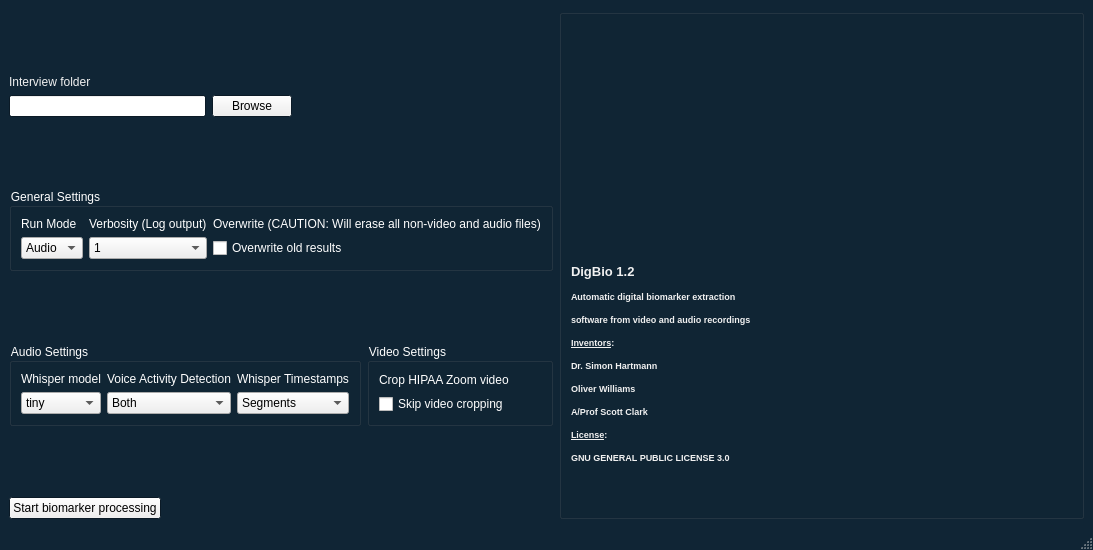
Before: the Qt Designer form DigBio.ui in sihartmann/DigitalBiomarkersPsychosis, drawn with Qt 5.
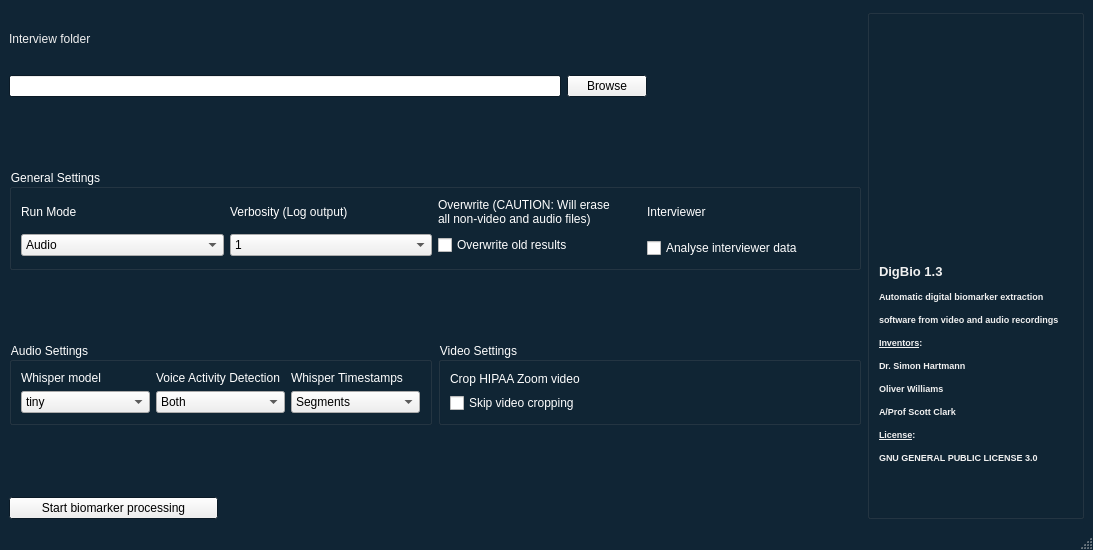
After: the same form once the commit is applied. Icons and pictures are not drawn.

Commit message: Added interviewer analysis, log will be saved in the same folder as participants, and OpenFace output limited to gaze, pose, landmarks, and action units (no aligned pictures or HOG)

```diff
--- a/DigBio.ui
+++ b/DigBio.ui
@@ -279,30 +279,98 @@
    <property name="enabled">
     <bool>true</bool>
    </property>
-   <layout class="QGridLayout" name="gridLayout_7">
-    <item row="0" column="0">
      <layout class="QGridLayout" name="gridLayout_6">
-      <item row="0" column="1">
-       <widget class="QLabel" name="label_15">
-        <property name="sizePolicy">
-         <sizepolicy hsizetype="Expanding" vsizetype="Expanding">
-          <horstretch>0</horstretch>
-          <verstretch>0</verstretch>
-         </sizepolicy>
-        </property>
-        <property name="text">
-         <string/>
-        </property>
-       </widget>
-      </item>
-      <item row="1" column="0">
+    <item row="0" column="0">
        <widget class="QLabel" name="label">
         <property name="text">
          <string>Interview folder</string>
         </property>
        </widget>
       </item>
-      <item row="2" column="0" colspan="2">
+    <item row="0" column="1">
+     <widget class="QLabel" name="label_15">
+      <property name="sizePolicy">
+       <sizepolicy hsizetype="Expanding" vsizetype="Expanding">
+        <horstretch>0</horstretch>
+        <verstretch>0</verstretch>
+       </sizepolicy>
+      </property>
+      <property name="text">
+       <string/>
+      </property>
+     </widget>
+    </item>
+    <item row="0" column="4" rowspan="8">
+     <widget class="QGroupBox" name="groupBox_4">
+      <property name="title">
+       <string/>
+      </property>
+      <layout class="QGridLayout" name="gridLayout_5">
+       <item row="1" column="0">
+        <widget class="QLabel" name="label_13">
+         <property name="sizePolicy">
+          <sizepolicy hsizetype="Expanding" vsizetype="Preferred">
+           <horstretch>0</horstretch>
+           <verstretch>0</verstretch>
+          </sizepolicy>
+         </property>
+         <property name="font">
+          <font>
+           <pointsize>10</pointsize>
+           <weight>75</weight>
+           <bold>true</bold>
+          </font>
+         </property>
+         <property name="text">
+          <string>&lt;html&gt;&lt;head/&gt;&lt;body&gt;&lt;p&gt;DigBio 1.3&lt;/p&gt;&lt;p&gt;&lt;span style=&quot; font-size:7pt;&quot;&gt;Automatic digital biomarker extraction &lt;/span&gt;&lt;/p&gt;&lt;p&gt;&lt;span style=&quot; font-size:7pt;&quot;&gt;software from video and audio recordings&lt;/span&gt;&lt;/p&gt;&lt;p&gt;&lt;span style=&quot; font-size:7pt; text-decoration: underline;&quot;&gt;Inventors&lt;/span&gt;&lt;span style=&quot; font-size:7pt;&quot;&gt;:&lt;/span&gt;&lt;/p&gt;&lt;p&gt;&lt;span style=&quot; font-size:7pt;&quot;&gt;Dr. Simon Hartmann&lt;/span&gt;&lt;/p&gt;&lt;p&gt;&lt;span style=&quot; font-size:7pt;&quot;&gt;Oliver Williams&lt;/span&gt;&lt;/p&gt;&lt;p&gt;&lt;span style=&quot; font-size:7pt;&quot;&gt;A/Prof Scott Clark&lt;/span&gt;&lt;/p&gt;&lt;p&gt;&lt;span style=&quot; font-size:7pt; text-decoration: underline;&quot;&gt;License&lt;/span&gt;&lt;span style=&quot; font-size:7pt;&quot;&gt;: &lt;/span&gt;&lt;/p&gt;&lt;p&gt;&lt;span style=&quot; font-size:7pt;&quot;&gt;GNU GENERAL PUBLIC LICENSE 3.0&lt;/span&gt;&lt;/p&gt;&lt;/body&gt;&lt;/html&gt;</string>
+         </property>
+         <property name="scaledContents">
+          <bool>true</bool>
+         </property>
+        </widget>
+       </item>
+       <item row="1" column="1">
+        <widget class="QLabel" name="label_8">
+         <property name="text">
+          <string/>
+         </property>
+        </widget>
+       </item>
+       <item row="0" column="0">
+        <widget class="QLabel" name="label_7">
+         <property name="sizePolicy">
+          <sizepolicy hsizetype="Fixed" vsizetype="Fixed">
+           <horstretch>0</horstretch>
+           <verstretch>0</verstretch>
+          </sizepolicy>
+         </property>
+         <property name="maximumSize">
+          <size>
+           <width>251</width>
+           <height>191</height>
+          </size>
+         </property>
+         <property name="layoutDirection">
+          <enum>Qt::LeftToRight</enum>
+         </property>
+         <property name="text">
+          <string/>
+         </property>
+         <property name="pixmap">
+          <pixmap>logoAdelaide.jpg</pixmap>
+         </property>
+         <property name="scaledContents">
+          <bool>true</bool>
+         </property>
+         <property name="alignment">
+          <set>Qt::AlignCenter</set>
+         </property>
+        </widget>
+       </item>
+      </layout>
+     </widget>
+    </item>
+    <item row="1" column="0" colspan="3">
        <layout class="QGridLayout" name="gridLayout">
         <item row="1" column="0">
          <widget class="QLineEdit" name="pathFolder"/>
@@ -316,7 +384,7 @@
         </item>
        </layout>
       </item>
-      <item row="3" column="2">
+    <item row="2" column="2">
        <widget class="QLabel" name="label_14">
         <property name="sizePolicy">
          <sizepolicy hsizetype="Expanding" vsizetype="Expanding">
@@ -329,7 +397,7 @@
         </property>
        </widget>
       </item>
-      <item row="4" column="0" colspan="4">
+    <item row="3" column="0" colspan="4">
        <widget class="QGroupBox" name="groupBox">
         <property name="palette">
          <palette>
@@ -475,11 +543,56 @@
             </palette>
            </property>
            <property name="text">
-            <string>Overwrite (CAUTION: Will erase all non-video and audio files)</string>
+          <string>Overwrite (CAUTION: Will erase
+all non-video and audio files)</string>
            </property>
           </widget>
          </item>
-         <item row="1" column="0">
+       <item row="0" column="3">
+        <widget class="QLabel" name="label_16">
+         <property name="palette">
+          <palette>
+           <active>
+            <colorrole role="WindowText">
+             <brush brushstyle="SolidPattern">
+              <color alpha="255">
+               <red>255</red>
+               <green>255</green>
+               <blue>255</blue>
+              </color>
+             </brush>
+            </colorrole>
+           </active>
+           <inactive>
+            <colorrole role="WindowText">
+             <brush brushstyle="SolidPattern">
+              <color alpha="255">
+               <red>255</red>
+               <green>255</green>
+               <blue>255</blue>
+              </color>
+             </brush>
+            </colorrole>
+           </inactive>
+           <disabled>
+            <colorrole role="WindowText">
+             <brush brushstyle="SolidPattern">
+              <color alpha="255">
+               <red>120</red>
+               <green>120</green>
+               <blue>120</blue>
+              </color>
+             </brush>
+            </colorrole>
+           </disabled>
+          </palette>
+         </property>
+         <property name="text">
+          <string>Interviewer</string>
+         </property>
+        </widget>
+       </item>
+       <item row="1" column="0" rowspan="2">
           <widget class="QComboBox" name="modeBox">
            <property name="currentText">
             <string>Audio</string>
@@ -501,7 +614,7 @@
            </item>
           </widget>
          </item>
-         <item row="1" column="1">
+       <item row="1" column="1" rowspan="2">
           <widget class="QComboBox" name="verbosityBox">
            <property name="currentText">
             <string>1</string>
@@ -528,7 +641,7 @@
            </item>
           </widget>
          </item>
-         <item row="1" column="2">
+       <item row="1" column="2" rowspan="2" colspan="2">
           <widget class="QCheckBox" name="overwriteBox">
            <property name="palette">
             <palette>
@@ -572,10 +685,54 @@
            </property>
           </widget>
          </item>
+       <item row="2" column="3">
+        <widget class="QCheckBox" name="interviewer">
+         <property name="palette">
+          <palette>
+           <active>
+            <colorrole role="WindowText">
+             <brush brushstyle="SolidPattern">
+              <color alpha="255">
+               <red>255</red>
+               <green>255</green>
+               <blue>255</blue>
+              </color>
+             </brush>
+            </colorrole>
+           </active>
+           <inactive>
+            <colorrole role="WindowText">
+             <brush brushstyle="SolidPattern">
+              <color alpha="255">
+               <red>255</red>
+               <green>255</green>
+               <blue>255</blue>
+              </color>
+             </brush>
+            </colorrole>
+           </inactive>
+           <disabled>
+            <colorrole role="WindowText">
+             <brush brushstyle="SolidPattern">
+              <color alpha="255">
+               <red>120</red>
+               <green>120</green>
+               <blue>120</blue>
+              </color>
+             </brush>
+            </colorrole>
+           </disabled>
+          </palette>
+         </property>
+         <property name="text">
+          <string>Analyse interviewer data</string>
+         </property>
+        </widget>
+       </item>
         </layout>
        </widget>
       </item>
-      <item row="5" column="3">
+    <item row="4" column="3">
        <widget class="QLabel" name="label_12">
         <property name="sizePolicy">
          <sizepolicy hsizetype="Expanding" vsizetype="Expanding">
@@ -588,7 +745,7 @@
         </property>
        </widget>
       </item>
-      <item row="6" column="0" colspan="4">
+    <item row="5" column="0" colspan="4">
        <layout class="QHBoxLayout" name="horizontalLayout">
         <item>
          <widget class="QGroupBox" name="groupBox_2">
@@ -916,7 +1073,7 @@
         </item>
        </layout>
       </item>
-      <item row="7" column="0">
+    <item row="6" column="0">
        <widget class="QLabel" name="label_11">
         <property name="sizePolicy">
          <sizepolicy hsizetype="Expanding" vsizetype="Expanding">
@@ -929,7 +1086,7 @@
         </property>
        </widget>
       </item>
-      <item row="8" column="0">
+    <item row="7" column="0">
        <widget class="QPushButton" name="startButton">
         <property name="sizePolicy">
          <sizepolicy hsizetype="Preferred" vsizetype="Fixed">
@@ -940,78 +1097,6 @@
         <property name="text">
          <string>Start biomarker processing</string>
         </property>
-       </widget>
-      </item>
-     </layout>
-    </item>
-    <item row="0" column="1">
-     <widget class="QGroupBox" name="groupBox_4">
-      <property name="title">
-       <string/>
-      </property>
-      <layout class="QGridLayout" name="gridLayout_5">
-       <item row="1" column="0">
-        <widget class="QLabel" name="label_13">
-         <property name="sizePolicy">
-          <sizepolicy hsizetype="Expanding" vsizetype="Preferred">
-           <horstretch>0</horstretch>
-           <verstretch>0</verstretch>
-          </sizepolicy>
-         </property>
-         <property name="font">
-          <font>
-           <pointsize>10</pointsize>
-           <weight>75</weight>
-           <bold>true</bold>
-          </font>
-         </property>
-         <property name="text">
-          <string>&lt;html&gt;&lt;head/&gt;&lt;body&gt;&lt;p&gt;DigBio 1.2&lt;/p&gt;&lt;p&gt;&lt;span style=&quot; font-size:7pt;&quot;&gt;Automatic digital biomarker extraction &lt;/span&gt;&lt;/p&gt;&lt;p&gt;&lt;span style=&quot; font-size:7pt;&quot;&gt;software from video and audio recordings&lt;/span&gt;&lt;/p&gt;&lt;p&gt;&lt;span style=&quot; font-size:7pt; text-decoration: underline;&quot;&gt;Inventors&lt;/span&gt;&lt;span style=&quot; font-size:7pt;&quot;&gt;:&lt;/span&gt;&lt;/p&gt;&lt;p&gt;&lt;span style=&quot; font-size:7pt;&quot;&gt;Dr. Simon Hartmann&lt;/span&gt;&lt;/p&gt;&lt;p&gt;&lt;span style=&quot; font-size:7pt;&quot;&gt;Oliver Williams&lt;/span&gt;&lt;/p&gt;&lt;p&gt;&lt;span style=&quot; font-size:7pt;&quot;&gt;A/Prof Scott Clark&lt;/span&gt;&lt;/p&gt;&lt;p&gt;&lt;span style=&quot; font-size:7pt; text-decoration: underline;&quot;&gt;License&lt;/span&gt;&lt;span style=&quot; font-size:7pt;&quot;&gt;: &lt;/span&gt;&lt;/p&gt;&lt;p&gt;&lt;span style=&quot; font-size:7pt;&quot;&gt;GNU GENERAL PUBLIC LICENSE 3.0&lt;/span&gt;&lt;/p&gt;&lt;/body&gt;&lt;/html&gt;</string>
-         </property>
-         <property name="scaledContents">
-          <bool>true</bool>
-         </property>
-        </widget>
-       </item>
-       <item row="1" column="1">
-        <widget class="QLabel" name="label_8">
-         <property name="text">
-          <string/>
-         </property>
-        </widget>
-       </item>
-       <item row="0" column="0">
-        <widget class="QLabel" name="label_7">
-         <property name="sizePolicy">
-          <sizepolicy hsizetype="Fixed" vsizetype="Fixed">
-           <horstretch>0</horstretch>
-           <verstretch>0</verstretch>
-          </sizepolicy>
-         </property>
-         <property name="maximumSize">
-          <size>
-           <width>251</width>
-           <height>191</height>
-          </size>
-         </property>
-         <property name="layoutDirection">
-          <enum>Qt::LeftToRight</enum>
-         </property>
-         <property name="text">
-          <string/>
-         </property>
-         <property name="pixmap">
-          <pixmap>logoAdelaide.jpg</pixmap>
-         </property>
-         <property name="scaledContents">
-          <bool>true</bool>
-         </property>
-         <property name="alignment">
-          <set>Qt::AlignCenter</set>
-         </property>
-        </widget>
-       </item>
-      </layout>
      </widget>
     </item>
    </layout>
```
Left out of the diff: 266 changed lines with no effect on the pictures. Lines whose indentation alone changed are shown as unchanged. The commit also changes 1 other file.
